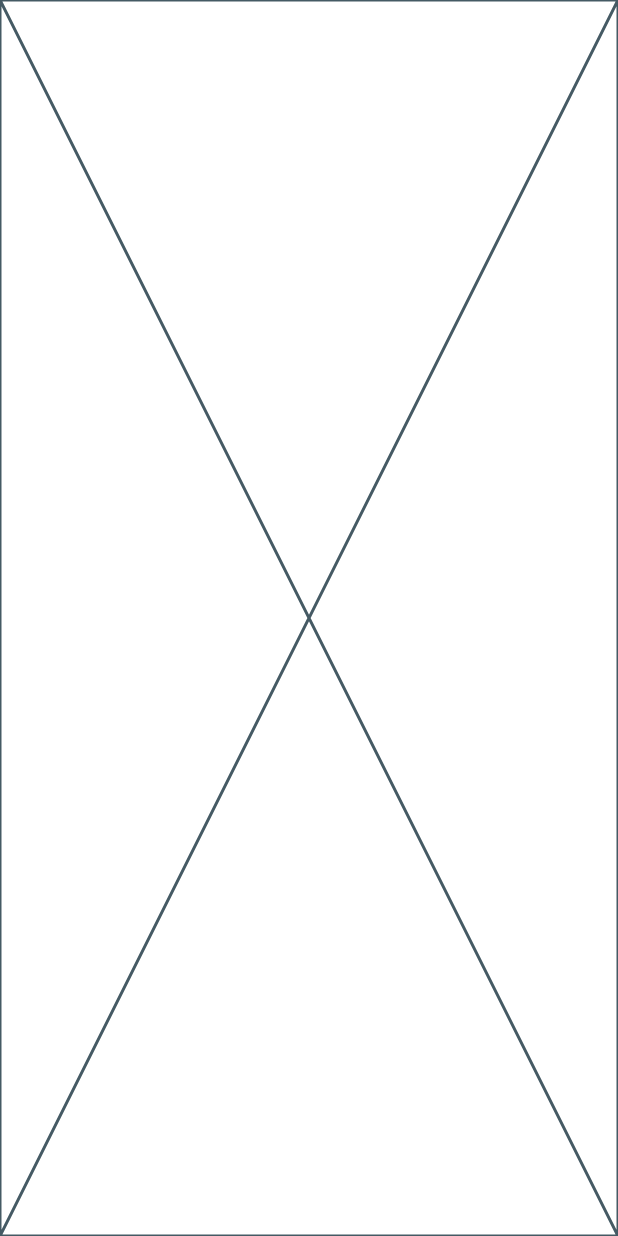
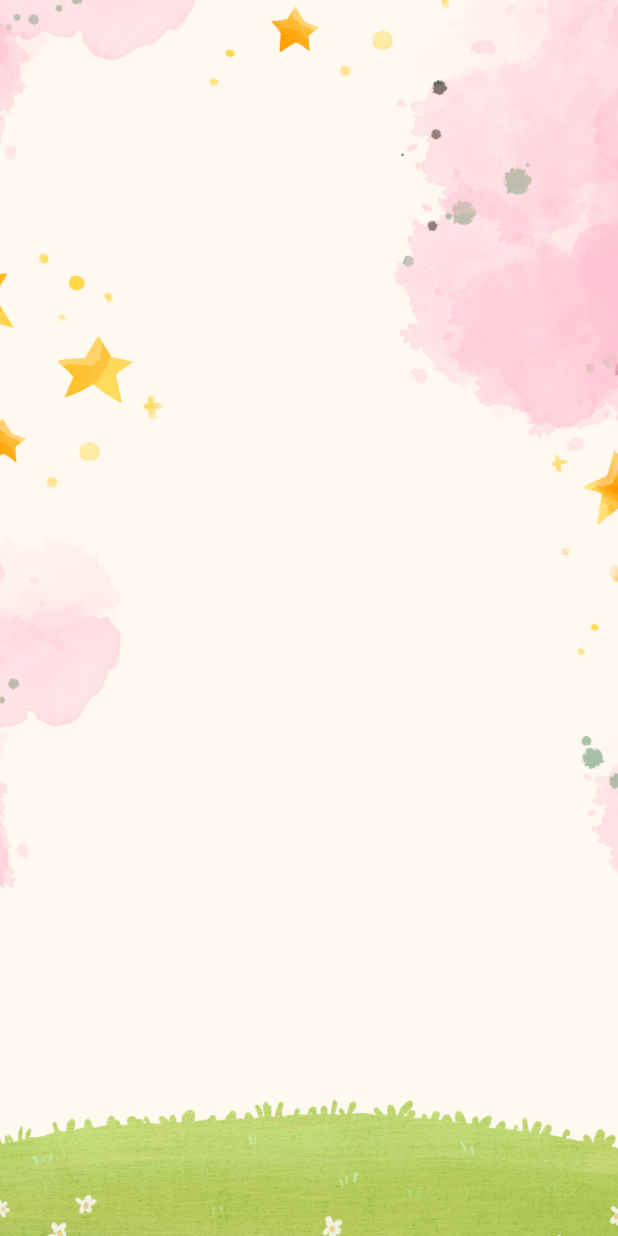
Before and after one commit to HebertCampos/app_rifas, a Flutter app: the screen it shows after launch, on a phone screen of 412 x 824 dp. Run offline on Flutter 3.47's test engine with Material 2 defaults, Android fonts, the light colour scheme and no system bars; network calls fail.

Commit message:
Iniciando homePage com imagem de fundo

```diff
--- a/lib/pages/home_page.dart
+++ b/lib/pages/home_page.dart
@@ -15,13 +15,23 @@ class _HomePageState extends State<HomePage> {
 
   @override
   void initState() {
-    // TODO: implement initState
     super.initState();
     futureNumeros = apiService.getNumeros();
   }
 
   @override
   Widget build(BuildContext context) {
-    return const Placeholder();
+    return Scaffold(
+      body: Stack(
+        children: [
+          Positioned.fill(
+            child: Image.asset(
+              'assets/img_rifa_fundo.png',
+              fit: BoxFit.cover,
+            ),
+          ),
+        ],
+      ),
+    );
   }
 }
--- a/pubspec.yaml
+++ b/pubspec.yaml
@@ -60,8 +60,8 @@ flutter:
   uses-material-design: true
 
   # To add assets to your application, add an assets section, like this:
-  # assets:
-  #   - images/a_dot_burr.jpeg
+  assets:
+    - assets/img_rifa_fundo.png
   #   - images/a_dot_ham.jpeg
 
   # An image asset can refer to one or more resolution-specific "variants", see
```
Also changed, not shown: assets/img_rifa_fundo.png (added).
